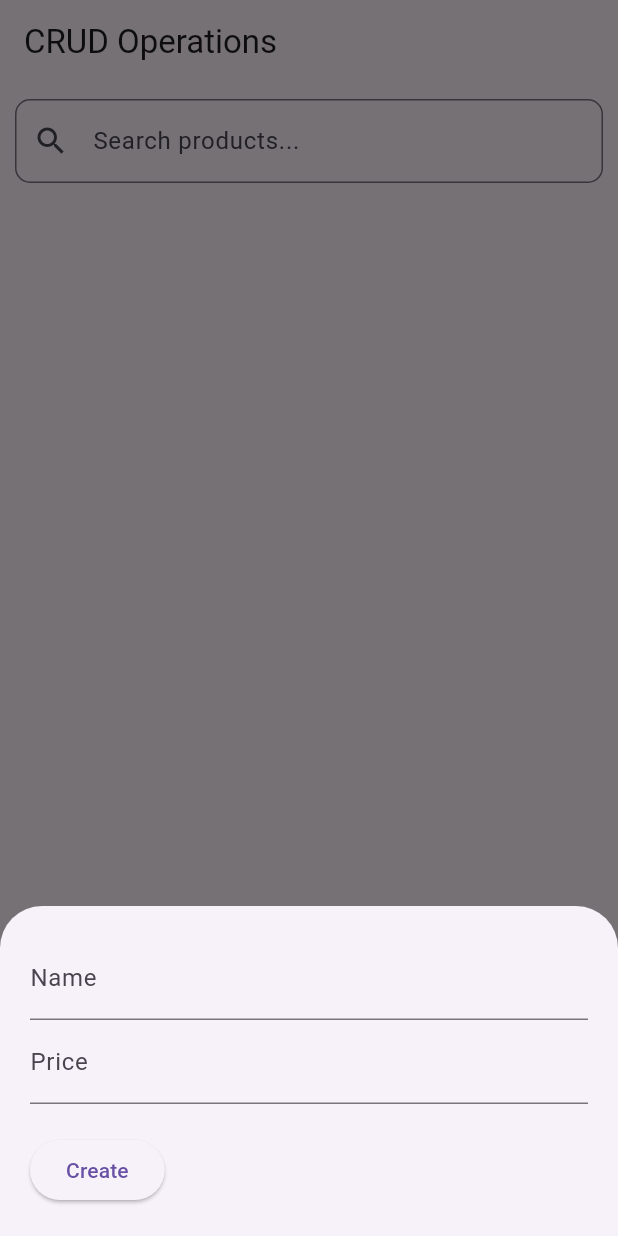
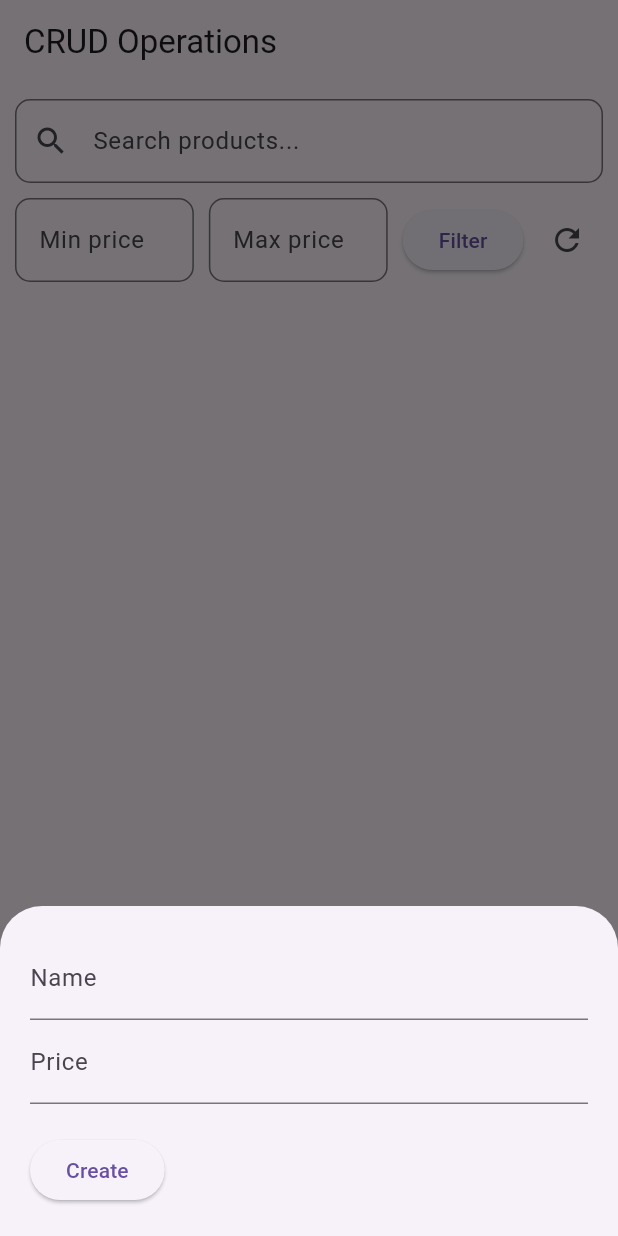
Before and after one commit to theEricHoang/my_product_app, a Flutter app: the screen it shows after launch, after a tap on the "add" icon, on a phone screen of 412 x 824 dp. Run offline on Flutter 3.47's test engine with Material 3 defaults, Android fonts, the phone set to English and light mode, and no system bars; our stand-ins replace cloud_firestore, firebase_core; accounts and stored records are empty.

Commit message:
feat: price filter

```diff
--- a/lib/main.dart
+++ b/lib/main.dart
@@ -33,11 +33,26 @@ class _HomePageState extends State<HomePage> {
   final TextEditingController _nameController = TextEditingController();
   final TextEditingController _priceController = TextEditingController();
   final TextEditingController _searchController = TextEditingController();
+  final TextEditingController _minPriceController = TextEditingController();
+  final TextEditingController _maxPriceController = TextEditingController();
   String _searchQuery = '';
+  double? _minPrice;
+  double? _maxPrice;
 
   final CollectionReference _products = FirebaseFirestore.instance.collection(
     'products',
   );
+
+  Stream<QuerySnapshot> _getProductStream() {
+    if (_minPrice != null && _maxPrice != null) {
+      return FirebaseFirestore.instance
+          .collection('products')
+          .where('price', isGreaterThanOrEqualTo: _minPrice)
+          .where('price', isLessThanOrEqualTo: _maxPrice)
+          .snapshots();
+    }
+    return _products.snapshots();
+  }
 
   List<QueryDocumentSnapshot> _filterProducts(
     List<QueryDocumentSnapshot> docs,
@@ -49,6 +64,28 @@ class _HomePageState extends State<HomePage> {
           (doc) => (doc['name'] as String).toLowerCase().contains(lowerQuery),
         )
         .toList();
+  }
+
+  void _applyPriceFilter() {
+    final minText = _minPriceController.text;
+    final maxText = _maxPriceController.text;
+    setState(() {
+      if (minText.isNotEmpty && maxText.isNotEmpty) {
+        _minPrice = double.tryParse(minText);
+        _maxPrice = double.tryParse(maxText);
+      }
+    });
+  }
+
+  void _resetFilters() {
+    setState(() {
+      _searchQuery = '';
+      _minPrice = null;
+      _maxPrice = null;
+      _searchController.clear();
+      _minPriceController.clear();
+      _maxPriceController.clear();
+    });
   }
 
   Future<void> _createOrUpdate([DocumentSnapshot? documentSnapshot]) async {
@@ -144,9 +181,52 @@ class _HomePageState extends State<HomePage> {
               },
             ),
           ),
+          Padding(
+            padding: const EdgeInsets.symmetric(horizontal: 10),
+            child: Row(
+              children: [
+                Expanded(
+                  child: TextField(
+                    controller: _minPriceController,
+                    keyboardType: TextInputType.number,
+                    decoration: InputDecoration(
+                      hintText: 'Min price',
+                      border: OutlineInputBorder(
+                        borderRadius: BorderRadius.circular(10),
+                      ),
+                    ),
+                  ),
+                ),
+                const SizedBox(width: 10),
+                Expanded(
+                  child: TextField(
+                    controller: _maxPriceController,
+                    keyboardType: TextInputType.number,
+                    decoration: InputDecoration(
+                      hintText: 'Max price',
+                      border: OutlineInputBorder(
+                        borderRadius: BorderRadius.circular(10),
+                      ),
+                    ),
+                  ),
+                ),
+                const SizedBox(width: 10),
+                ElevatedButton(
+                  onPressed: _applyPriceFilter,
+                  child: const Text('Filter'),
+                ),
+                const SizedBox(width: 5),
+                IconButton(
+                  onPressed: _resetFilters,
+                  icon: const Icon(Icons.refresh),
+                ),
+              ],
+            ),
+          ),
+          const SizedBox(height: 10),
           Expanded(
             child: StreamBuilder(
-              stream: _products.snapshots(),
+              stream: _getProductStream(),
               builder: (context, AsyncSnapshot<QuerySnapshot> streamSnapshot) {
                 if (streamSnapshot.hasData) {
                   final filteredDocs = _filterProducts(
```
